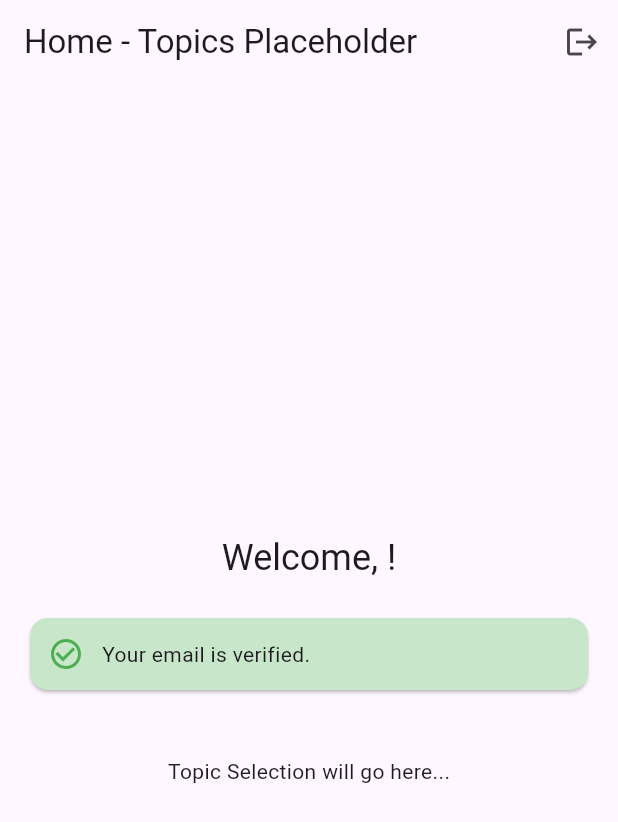
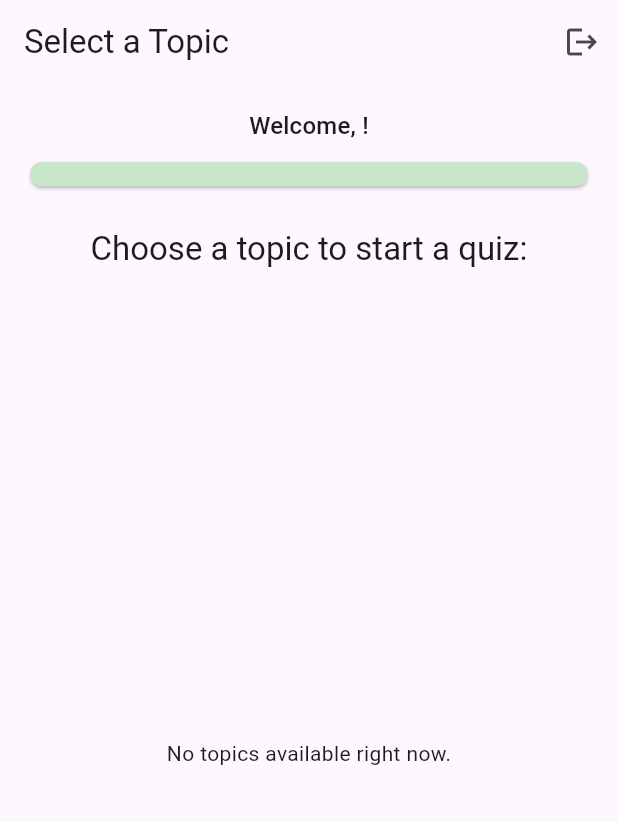
Before and after one commit to mightasides0x/firestore_prototype_v1, a Flutter app: the screen it shows once a user with an empty profile is signed in, on a phone screen of 412 x 824 dp. Shown: the top 822 px of the screen. Run offline on Flutter 3.47's test engine with Material 3 defaults, Android fonts, the light colour scheme and no system bars; our stand-ins replace cloud_firestore, equatable, firebase_auth, firebase_core, flutter_bloc; accounts and stored records are empty.

Commit message:
phase 2/7 complete (topics & basic data)

```diff
--- /dev/null
+++ b/lib/core/domain/entities/topic.dart
@@ -0,0 +1,24 @@
+import 'package:equatable/equatable.dart';
+
+class Topic extends Equatable {
+  final String id; // Firestore document ID
+  final String name;
+  // final String? description; // Add later if needed
+  // final String? imageUrl; // Add later if needed
+
+  const Topic({
+    required this.id,
+    required this.name,
+  });
+
+  @override
+  List<Object?> get props => [id, name];
+
+  // Optional: Factory constructor for creating from Firestore data
+  factory Topic.fromFirestore(String id, Map<String, dynamic> data) {
+    return Topic(
+      id: id,
+      name: data['name'] as String? ?? 'Unnamed Topic', // Handle potential null
+    );
+  }
+}
--- /dev/null
+++ b/lib/features/home/data/repositories/topic_repository_impl.dart
@@ -0,0 +1,36 @@
+import 'package:cloud_firestore/cloud_firestore.dart';
+import 'package:firestore_prototype_v1/core/domain/entities/topic.dart';
+import 'package:firestore_prototype_v1/features/home/domain/repositories/topic_repository.dart';
+import 'package:logging/logging.dart';
+
+class TopicRepositoryImpl implements TopicRepository {
+  final FirebaseFirestore _firestore;
+  static final _log = Logger('TopicRepositoryImpl');
+
+  TopicRepositoryImpl({FirebaseFirestore? firestore})
+      : _firestore = firestore ?? FirebaseFirestore.instance;
+
+  @override
+  Future<List<Topic>> getTopics() async {
+    _log.info('Fetching topics from Firestore...');
+    try {
+      final snapshot = await _firestore.collection('topics').get();
+
+      final topics = snapshot.docs.map((doc) {
+        try {
+          return Topic.fromFirestore(doc.id, doc.data());
+        } catch (e, stackTrace) {
+          _log.severe('Error parsing topic document ${doc.id}', e, stackTrace);
+          return null; // Skip invalid documents
+        }
+      }).whereType<Topic>().toList(); // Filter out nulls from failed parsing
+
+      _log.info('Fetched ${topics.length} topics successfully.');
+      return topics;
+    } catch (e, stackTrace) {
+      _log.severe('Error fetching topics from Firestore', e, stackTrace);
+      // Re-throw as a more specific exception or handle appropriately
+      throw Exception('Failed to fetch topics: $e');
+    }
+  }
+}
--- /dev/null
+++ b/lib/features/home/domain/repositories/topic_repository.dart
@@ -0,0 +1,6 @@
+import 'package:firestore_prototype_v1/core/domain/entities/topic.dart';
+
+// Contract for fetching topic data
+abstract class TopicRepository {
+  Future<List<Topic>> getTopics();
+}
--- /dev/null
+++ b/lib/features/home/presentation/cubit/topic_selection_cubit.dart
@@ -0,0 +1,31 @@
+import 'package:flutter_bloc/flutter_bloc.dart';
+import 'package:equatable/equatable.dart';
+import 'package:firestore_prototype_v1/core/domain/entities/topic.dart'; // Import Topic model
+import 'package:firestore_prototype_v1/features/home/domain/repositories/topic_repository.dart';
+import 'package:logging/logging.dart';
+
+part 'topic_selection_state.dart';
+
+class TopicSelectionCubit extends Cubit<TopicSelectionState> {
+  final TopicRepository _topicRepository;
+  static final _log = Logger('TopicSelectionCubit');
+
+  TopicSelectionCubit({required TopicRepository topicRepository})
+      : _topicRepository = topicRepository,
+        super(TopicSelectionInitial());
+
+  Future<void> loadTopics() async {
+    if (state is TopicSelectionLoading) return; // Prevent concurrent loads
+
+    emit(TopicSelectionLoading());
+    _log.info('Loading topics...');
+    try {
+      final topics = await _topicRepository.getTopics();
+      emit(TopicSelectionLoaded(topics));
+      _log.info('Topics loaded successfully.');
+    } catch (e, stackTrace) {
+      _log.severe('Error loading topics', e, stackTrace);
+      emit(TopicSelectionError(e.toString()));
+    }
+  }
+}
--- /dev/null
+++ b/lib/features/home/presentation/cubit/topic_selection_state.dart
@@ -0,0 +1,30 @@
+part of 'topic_selection_cubit.dart';
+
+abstract class TopicSelectionState extends Equatable {
+  const TopicSelectionState();
+
+  @override
+  List<Object> get props => [];
+}
+
+class TopicSelectionInitial extends TopicSelectionState {}
+
+class TopicSelectionLoading extends TopicSelectionState {}
+
+class TopicSelectionLoaded extends TopicSelectionState {
+  final List<Topic> topics;
+
+  const TopicSelectionLoaded(this.topics);
+
+  @override
+  List<Object> get props => [topics];
+}
+
+class TopicSelectionError extends TopicSelectionState {
+  final String message;
+
+  const TopicSelectionError(this.message);
+
+  @override
+  List<Object> get props => [message];
+}
--- a/lib/features/home/presentation/screens/home_screen.dart
+++ b/lib/features/home/presentation/screens/home_screen.dart
@@ -2,35 +2,49 @@ import 'package:flutter/material.dart';
 import 'package:flutter_bloc/flutter_bloc.dart';
 import 'package:firestore_prototype_v1/features/auth/presentation/cubit/auth_cubit.dart';
 import 'package:firebase_auth/firebase_auth.dart' as firebase_auth; // Import User type
+
+// Import Home feature dependencies
+import 'package:firestore_prototype_v1/features/home/data/repositories/topic_repository_impl.dart';
+import 'package:firestore_prototype_v1/features/home/domain/repositories/topic_repository.dart';
+import 'package:firestore_prototype_v1/features/home/presentation/cubit/topic_selection_cubit.dart';
+import 'package:firestore_prototype_v1/core/domain/entities/topic.dart';
 
 class HomeScreen extends StatelessWidget {
   const HomeScreen({super.key});
 
   @override
   Widget build(BuildContext context) {
+    // Auth state needed for welcome message & verification status
     final authState = context.watch<AuthCubit>().state;
-    firebase_auth.User? user; // Use nullable User
-
+    firebase_auth.User? user;
     if (authState is Authenticated) {
       user = authState.user;
     }
-
-    // Handle case where state might not be Authenticated (though router should prevent this)
     if (user == null) {
-      return const Scaffold(body: Center(child: Text('Error: User not authenticated.')));
+      // This should ideally not happen due to the router logic in main.dart
+      // If it does, navigate back to login or show an error state
+      WidgetsBinding.instance.addPostFrameCallback((_) {
+        Navigator.of(context).pushReplacementNamed('/login');
+      });
+      return const Scaffold(body: Center(child: CircularProgressIndicator()));
     }
-
     final bool isVerified = user.emailVerified;
 
-    return Scaffold(
+    // Provide Topic Repository & Cubit specifically for this screen/feature area
+    return BlocProvider(
+      create: (context) => TopicSelectionCubit(
+        // Use RepositoryProvider.of if repository was provided higher up,
+        // otherwise instantiate directly (simpler for now)
+        topicRepository: TopicRepositoryImpl(),
+      )..loadTopics(), // Load topics immediately when cubit is created
+      child: Scaffold(
         appBar: AppBar(
-        title: const Text('Home - Topics Placeholder'),
+          title: const Text('Select a Topic'), // Changed title
           actions: [
             IconButton(
               icon: const Icon(Icons.logout),
               tooltip: 'Logout',
               onPressed: () {
-              // Call logout method (Task 1.8)
                 context.read<AuthCubit>().logOut();
               },
             ),
@@ -39,56 +53,89 @@ class HomeScreen extends StatelessWidget {
         body: Padding(
           padding: const EdgeInsets.all(16.0),
           child: Column(
-          mainAxisAlignment: MainAxisAlignment.center,
-          crossAxisAlignment: CrossAxisAlignment.center,
+            crossAxisAlignment: CrossAxisAlignment.stretch,
             children: [
+              // Welcome & Verification Section
               Text(
                 'Welcome, ${user.email}!',
-              style: Theme.of(context).textTheme.headlineSmall,
+                style: Theme.of(context).textTheme.titleMedium,
                 textAlign: TextAlign.center,
               ),
-            const SizedBox(height: 20),
+              const SizedBox(height: 8),
               if (!isVerified)
                 Card(
                    color: Colors.amber.shade100,
-                child: Padding(
-                  padding: const EdgeInsets.all(12.0),
-                  child: Row(
-                    children: [
-                      const Icon(Icons.warning_amber_rounded, color: Colors.amber),
-                      const SizedBox(width: 12),
-                      const Expanded(
-                        child: Text(
-                          'Your email is not verified. Please check your inbox for a verification link.',
-                        ),
-                      ),
-                      // TODO: Add a 'Resend Verification' button?
-                    ],
-                  ),
+                   child: const Padding(
+                     padding: EdgeInsets.all(8.0),
+                     child: Row(children: [ /* ... unverified content ... */ ]),
                    ),
                  )
               else
                  Card(
                    color: Colors.green.shade100,
                    child: const Padding(
-                  padding: EdgeInsets.all(12.0),
-                  child: Row(
-                    children: [
-                      Icon(Icons.check_circle_outline, color: Colors.green),
-                      SizedBox(width: 12),
+                     padding: EdgeInsets.all(8.0),
+                     child: Row(children: [ /* ... verified content ... */ ]),
+                   ),
+                 ),
+
+              const SizedBox(height: 24),
+              Text(
+                'Choose a topic to start a quiz:',
+                style: Theme.of(context).textTheme.titleLarge,
+                textAlign: TextAlign.center,
+              ),
+              const SizedBox(height: 16),
+
+              // Topic List Section (Task 2.6 - Connect UI to Cubit)
               Expanded(
-                        child: Text('Your email is verified.'),
+                child: BlocBuilder<TopicSelectionCubit, TopicSelectionState>(
+                  builder: (context, state) {
+                    if (state is TopicSelectionLoading || state is TopicSelectionInitial) {
+                      return const Center(child: CircularProgressIndicator());
+                    }
+                    if (state is TopicSelectionError) {
+                      return Center(
+                        child: Text(
+                          'Error loading topics: ${state.message}\nPlease try again later.',
+                          textAlign: TextAlign.center,
+                        ),
+                      );
+                    }
+                    if (state is TopicSelectionLoaded) {
+                      if (state.topics.isEmpty) {
+                        return const Center(child: Text('No topics available right now.'));
+                      }
+                      // Build the list/grid using state.topics
+                      return ListView.builder(
+                        itemCount: state.topics.length,
+                        itemBuilder: (context, index) {
+                          final topic = state.topics[index];
+                          return Card(
+                            child: ListTile(
+                              title: Text(topic.name),
+                              trailing: const Icon(Icons.play_arrow),
+                              onTap: () {
+                                // TODO: Trigger matchmaking for this topic (Phase 3)
+                                print('Selected Topic: ${topic.name} (ID: ${topic.id})');
+                              },
+                            ),
+                          );
+                        },
+                      );
+                    }
+                    // Should not happen, but fallback
+                    return const Center(child: Text('Something went wrong.'));
+                  },
+                ),
               ),
             ],
           ),
         ),
       ),
-            const SizedBox(height: 40),
-            const Text('Topic Selection will go here...'),
-            // TODO: Add Topic Selection UI (Phase 2)
-          ],
-        ),
-      ),
     );
   }
 }
+
+// Helper widgets for verification cards (to keep build method cleaner)
+// (You can paste the previous Card widgets here)
```
Also changed, not shown: lib/core/domain/entities/question.dart (added, +40 -0 lines), lib/features/game/data/repositories/question_repository_impl.dart (added, +62 -0 lines), lib/features/game/domain/repositories/question_repository.dart (added, +10 -0 lines), 1 other file. Lines whose indentation alone changed are shown as unchanged.
